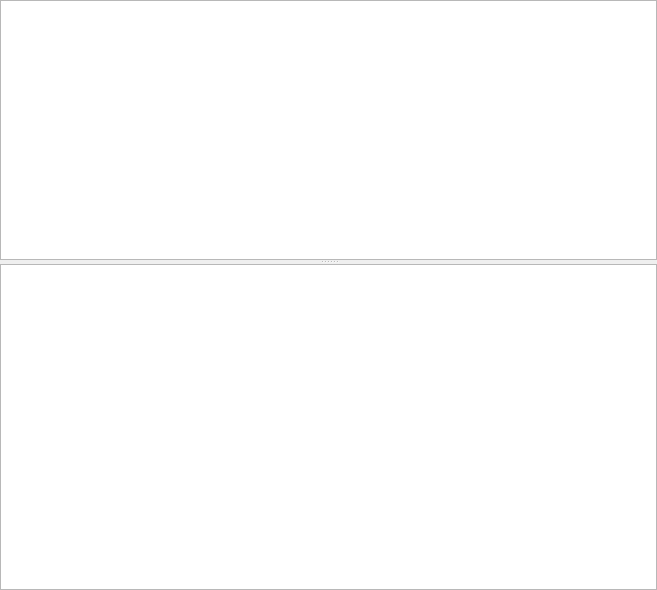
Before: the Qt Designer form src/uic9183widget.ui in KDE/kitinerary-workbench, drawn with Qt 5.
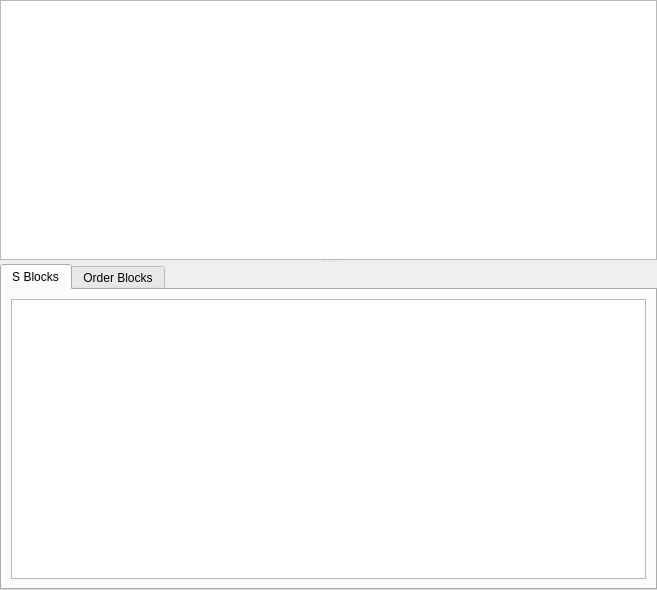
After: the same form once the commit is applied. The open tabs and pages were chosen to show the change.

Commit message: Show UIC 918.3 0080BL order blocks

Diff of the .ui file:
```diff
--- a/src/uic9183widget.ui
+++ b/src/uic9183widget.ui
@@ -116,6 +116,16 @@
          <number>0</number>
         </property>
         <item>
+         <widget class="QTabWidget" name="vendor0080BLTab">
+          <property name="currentIndex">
+           <number>0</number>
+          </property>
+          <widget class="QWidget" name="vendor0080BLSBlockPage">
+           <attribute name="title">
+            <string>S Blocks</string>
+           </attribute>
+           <layout class="QVBoxLayout" name="verticalLayout_6">
+            <item>
          <widget class="QTreeView" name="vendor0080BLView">
           <property name="rootIsDecorated">
            <bool>false</bool>
@@ -123,6 +133,20 @@
           <attribute name="headerStretchLastSection">
            <bool>false</bool>
           </attribute>
+             </widget>
+            </item>
+           </layout>
+          </widget>
+          <widget class="QWidget" name="tab_2">
+           <attribute name="title">
+            <string>Order Blocks</string>
+           </attribute>
+           <layout class="QVBoxLayout" name="verticalLayout_7">
+            <item>
+             <widget class="QTreeView" name="vendor0080BLOrderView"/>
+            </item>
+           </layout>
+          </widget>
          </widget>
         </item>
        </layout>
```
Lines whose indentation alone changed are shown as unchanged. The commit also changes 2 other files.
